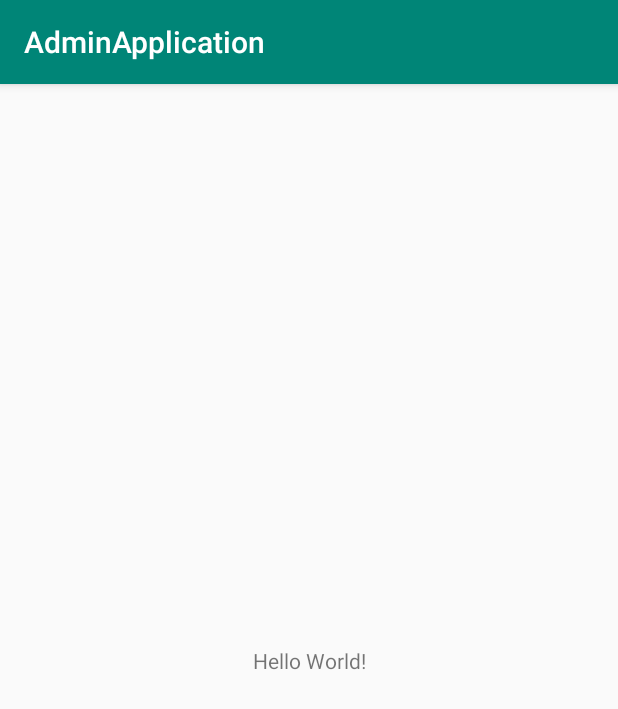
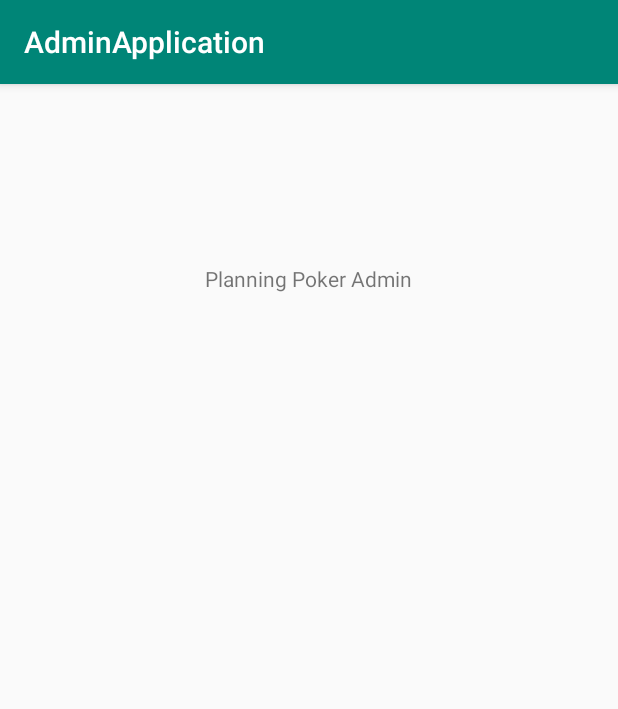
Before and after one commit to hunorarnold/ScrumPoker2.0, an Android app: the screen it shows after launch (MainActivity), on a phone screen of 412 x 824 dp. Shown: the top 709 px of the screen. Run offline under Robolectric (Android 15) with nearby library versions, the phone set to English and light mode, and no system bars.

Commit message:
Connected to FireBase

```diff
--- a/AdminApplication/app/build.gradle
+++ b/AdminApplication/app/build.gradle
@@ -2,7 +2,7 @@ apply plugin: 'com.android.application'
 
 android {
     compileSdkVersion 28
-    buildToolsVersion "29.0.2"
+    buildToolsVersion '29.0.2'
     defaultConfig {
         applicationId "com.example.adminapplication"
         minSdkVersion 21
@@ -20,10 +20,14 @@ android {
 }
 
 dependencies {
+    implementation 'com.google.firebase:firebase-analytics:17.2.0'
     implementation fileTree(dir: 'libs', include: ['*.jar'])
     implementation 'androidx.appcompat:appcompat:1.0.2'
     implementation 'androidx.constraintlayout:constraintlayout:1.1.3'
     testImplementation 'junit:junit:4.12'
     androidTestImplementation 'androidx.test.ext:junit:1.1.0'
     androidTestImplementation 'androidx.test.espresso:espresso-core:3.1.1'
+    implementation 'androidx.recyclerview:recyclerview:1.1.0'
 }
+
+apply plugin: 'com.google.gms.google-services'
--- a/AdminApplication/app/src/main/res/layout/activity_main.xml
+++ b/AdminApplication/app/src/main/res/layout/activity_main.xml
@@ -7,12 +7,13 @@
     tools:context=".MainActivity">
 
     <TextView
+        android:id="@+id/textView"
         android:layout_width="wrap_content"
         android:layout_height="wrap_content"
-        android:text="Hello World!"
-        app:layout_constraintBottom_toBottomOf="parent"
-        app:layout_constraintLeft_toLeftOf="parent"
-        app:layout_constraintRight_toRightOf="parent"
+        android:layout_marginTop="120dp"
+        android:text="Planning Poker Admin"
+        app:layout_constraintEnd_toEndOf="parent"
+        app:layout_constraintHorizontal_bias="0.498"
+        app:layout_constraintStart_toStartOf="parent"
         app:layout_constraintTop_toTopOf="parent" />
-
 </androidx.constraintlayout.widget.ConstraintLayout>
--- a/AdminApplication/build.gradle
+++ b/AdminApplication/build.gradle
@@ -8,7 +8,7 @@ buildscript {
     }
     dependencies {
         classpath 'com.android.tools.build:gradle:3.5.1'
-
+        classpath 'com.google.gms:google-services:4.3.2'
         // NOTE: Do not place your application dependencies here; they belong
         // in the individual module build.gradle files
     }
```
Also changed, not shown: 2 other files.
